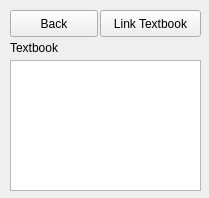
This is D4_TeamJava/cuTPS_gui/LinkTextbookFormWindow.ui in AnkushVarshneya/CUTPS as Qt 5 draws it before an edit. The edited form follows.
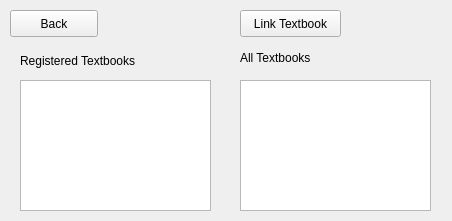
This is the edited form.

The edit to the form file:
```diff
--- a/D4_TeamJava/cuTPS_gui/LinkTextbookFormWindow.ui
+++ b/D4_TeamJava/cuTPS_gui/LinkTextbookFormWindow.ui
@@ -6,8 +6,8 @@
    <rect>
     <x>0</x>
     <y>0</y>
-    <width>209</width>
-    <height>198</height>
+    <width>452</width>
+    <height>221</height>
    </rect>
   </property>
   <property name="windowTitle">
@@ -16,7 +16,7 @@
   <widget class="QPushButton" name="linkTextbook">
    <property name="geometry">
     <rect>
-     <x>100</x>
+     <x>240</x>
      <y>10</y>
      <width>101</width>
      <height>27</height>
@@ -29,8 +29,8 @@
   <widget class="QListView" name="TextbookListView">
    <property name="geometry">
     <rect>
-     <x>10</x>
-     <y>60</y>
+     <x>240</x>
+     <y>80</y>
      <width>191</width>
      <height>131</height>
     </rect>
@@ -39,14 +39,14 @@
   <widget class="QLabel" name="TextbookLabel">
    <property name="geometry">
     <rect>
-     <x>10</x>
-     <y>40</y>
-     <width>61</width>
+     <x>240</x>
+     <y>50</y>
+     <width>81</width>
      <height>16</height>
     </rect>
    </property>
    <property name="text">
-    <string>Textbook</string>
+    <string>All Textbooks</string>
    </property>
   </widget>
   <widget class="QPushButton" name="backButton">
@@ -62,6 +62,29 @@
     <string>Back</string>
    </property>
   </widget>
+  <widget class="QListView" name="registeredTextbookListView">
+   <property name="geometry">
+    <rect>
+     <x>20</x>
+     <y>80</y>
+     <width>191</width>
+     <height>131</height>
+    </rect>
+   </property>
+  </widget>
+  <widget class="QLabel" name="TextbookLabel_2">
+   <property name="geometry">
+    <rect>
+     <x>20</x>
+     <y>50</y>
+     <width>131</width>
+     <height>21</height>
+    </rect>
+   </property>
+   <property name="text">
+    <string>Registered Textbooks</string>
+   </property>
+  </widget>
  </widget>
  <resources/>
  <connections/>
```
Left out of the diff: 2 changed lines with no effect on the pictures.
